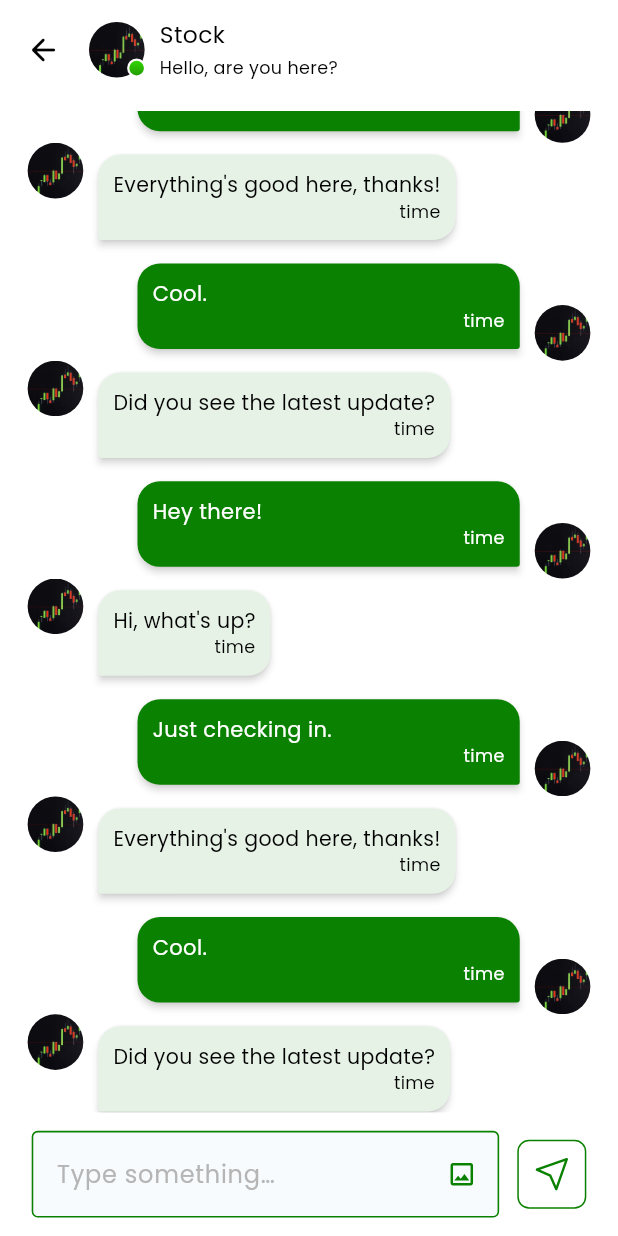
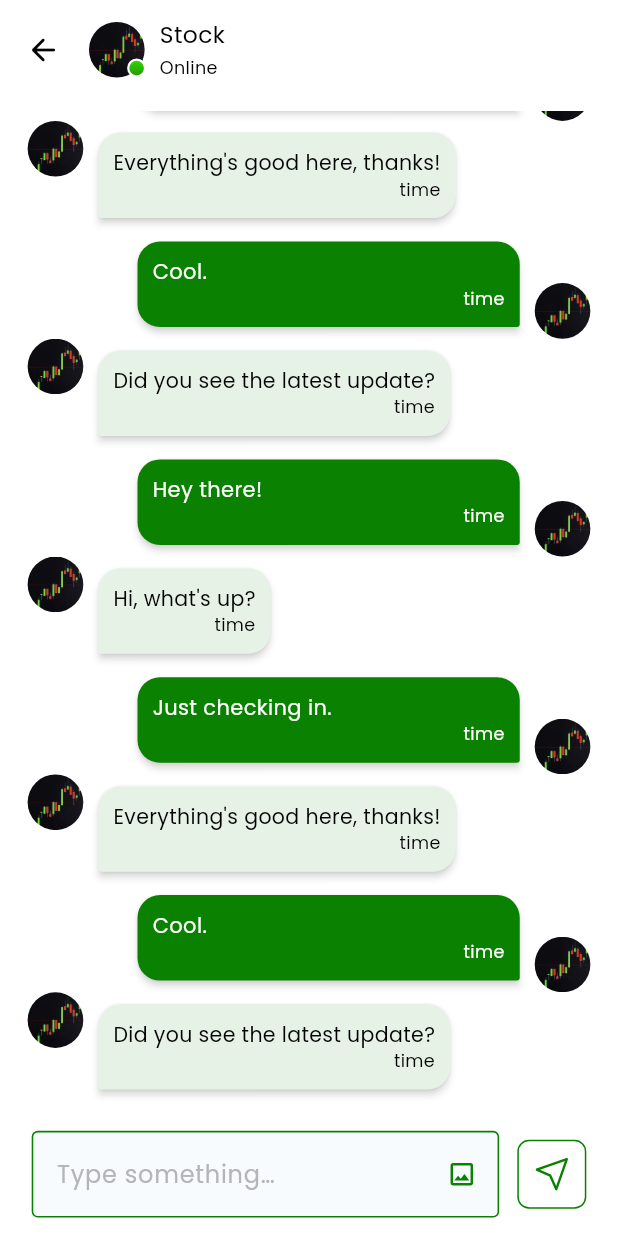
Before and after one commit to bdCalling-Sdt-hub/Stock-Cartel, a Flutter app: the ChatScreen screen opened by its route, on a phone screen of 412 x 824 dp. Run offline on Flutter 3.47's test engine with Material 3 defaults, Android fonts, the phone set to English and light mode, and no system bars; drawn by our look-alikes of flutter_chat_bubble; our stand-ins replace connectivity_plus, country_code_picker, flutter_html, flutter_screenutil, flutter_spinkit, flutter_svg and 7 more; accounts and stored records are empty.

Commit message:
Some Issue Fixed

```diff
--- a/lib/views/screens/chatsScreen/chat_screen.dart
+++ b/lib/views/screens/chatsScreen/chat_screen.dart
@@ -194,7 +194,7 @@ class _ChatScreenState extends State<ChatScreen> {
                       ),
                       CustomText(
                         top: 4.h,
-                        text: "Hello, are you here?",
+                        text: "Online",
                         fontsize: 12.h,
                         fontWeight: FontWeight.w400,
                       )
@@ -202,9 +202,7 @@ class _ChatScreenState extends State<ChatScreen> {
                   ),
                 ],
               ),
-              SizedBox(
-                height: 20.h,
-              ),
+              SizedBox(height: 20.h),
               Expanded(
                 child: Stack(
                   children: [
@@ -221,7 +219,6 @@ class _ChatScreenState extends State<ChatScreen> {
                                 return message['status'] == "sender"
                                     ? senderBubble(context, message)
                                     : receiverBubble(context, message);
-
                               });
                         } else {
                           return const CustomLoading();
@@ -255,10 +252,11 @@ class _ChatScreenState extends State<ChatScreen> {
                                       top: 0.h,
                                       left: 0.w,
                                       child: GestureDetector(
-                                      onTap: (){
+                                          onTap: () {
                                             Get.back();
                                           },
-                                      child: const Icon(Icons.cancel_outlined)))
+                                          child: const Icon(
+                                              Icons.cancel_outlined)))
                                 ],
                               ),
                           ],
@@ -267,7 +265,7 @@ class _ChatScreenState extends State<ChatScreen> {
                 ),
               ),
               //===============================================> Write Sms Section <=============================
-              SizedBox(height: 65.h),
+              SizedBox(height: 80.h),
             ],
           ),
         ),
@@ -286,8 +284,8 @@ class _ChatScreenState extends State<ChatScreen> {
                   controller: messageController,
                   hintText: "Type something…",
                   sufixicons: Padding(
-                    padding: EdgeInsets.symmetric(
-                        vertical: 8.h, horizontal: 16.w),
+                    padding:
+                        EdgeInsets.symmetric(vertical: 8.h, horizontal: 16.w),
                     child: GestureDetector(
                         onTap: () {
                           openGallery();
```
Lines whose indentation alone changed are shown as unchanged.
